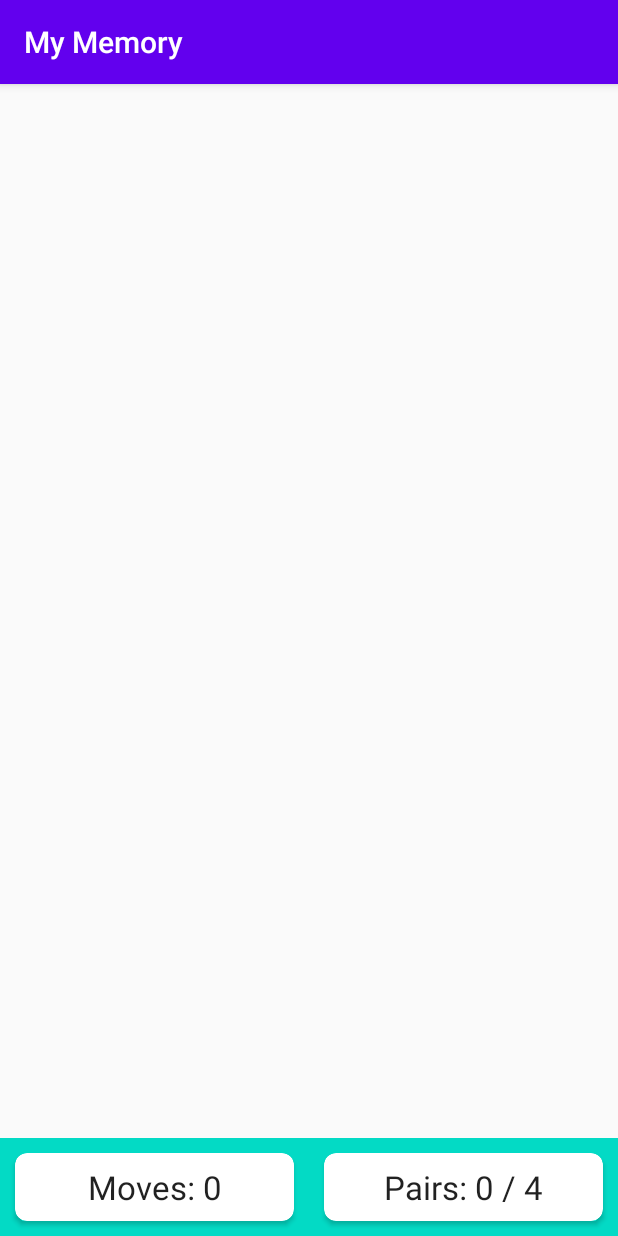
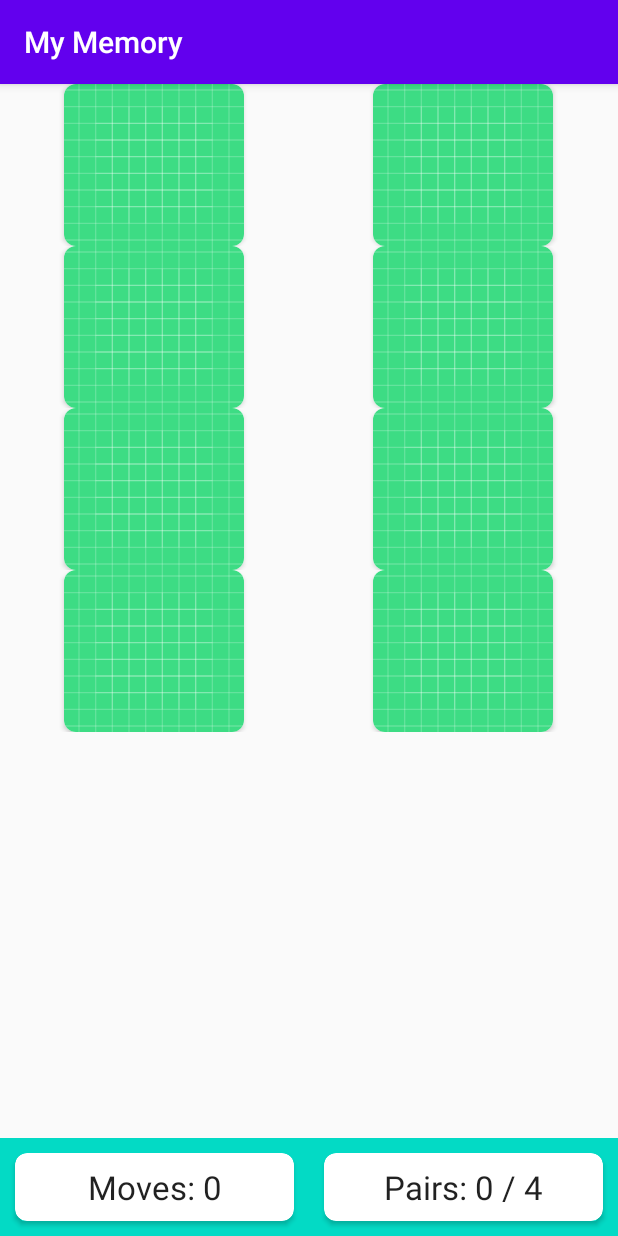
Before and after one commit to stephaniebernhard/memory, an Android app: the screen it shows after launch (MainActivity), on a phone screen of 412 x 824 dp. Run offline under Robolectric (Android 15) with nearby library versions, the phone set to English and light mode, and no system bars.

Commit message:
added cardView

```diff
--- a/app/src/main/java/ch/stephaniebernhard/mymemory/MainActivity.kt
+++ b/app/src/main/java/ch/stephaniebernhard/mymemory/MainActivity.kt
@@ -2,10 +2,26 @@ package ch.stephaniebernhard.mymemory
 
 import androidx.appcompat.app.AppCompatActivity
 import android.os.Bundle
+import android.widget.TextView
+import androidx.recyclerview.widget.GridLayoutManager
+import androidx.recyclerview.widget.RecyclerView
 
 class MainActivity : AppCompatActivity() {
+
+    private lateinit var rvBoard: RecyclerView
+    private lateinit var tvNumMoves: TextView
+    private lateinit var tvNumPairs: TextView
+
     override fun onCreate(savedInstanceState: Bundle?) {
         super.onCreate(savedInstanceState)
         setContentView(R.layout.activity_main)
+
+        rvBoard = findViewById(R.id.rvBoard)
+        tvNumMoves = findViewById(R.id.tvNumMoves)
+        tvNumPairs = findViewById(R.id.tvNumPairs)
+
+        rvBoard.adapter = MemoryBoardAdapter(this, 8)
+        rvBoard.setHasFixedSize(true)
+        rvBoard.layoutManager = GridLayoutManager(this, 2)
     }
 }
--- /dev/null
+++ b/app/src/main/java/ch/stephaniebernhard/mymemory/MemoryBoardAdapter.kt
@@ -0,0 +1,29 @@
+package ch.stephaniebernhard.mymemory
+
+import android.content.Context
+import android.view.LayoutInflater
+import android.view.View
+import android.view.ViewGroup
+import androidx.recyclerview.widget.RecyclerView
+
+class MemoryBoardAdapter(private val context: Context, private val numPieces: Int) :
+    RecyclerView.Adapter<MemoryBoardAdapter.ViewHolder>() {
+
+    override fun onCreateViewHolder(parent: ViewGroup, viewType: Int): ViewHolder {
+        val view = LayoutInflater.from(context).inflate(R.layout.memory_card, parent, false)
+        return ViewHolder(view)
+    }
+
+    override fun getItemCount() = numPieces
+
+    override fun onBindViewHolder(holder: ViewHolder, position: Int) {
+        holder.bind(position)
+    }
+
+    inner class ViewHolder(itemView: View) : RecyclerView.ViewHolder(itemView) {
+        fun bind(position: Int) {
+            // todo
+
+        }
+    }
+}
--- /dev/null
+++ b/app/src/main/res/layout/memory_card.xml
@@ -0,0 +1,23 @@
+<?xml version="1.0" encoding="utf-8"?>
+<LinearLayout xmlns:android="http://schemas.android.com/apk/res/android"
+    xmlns:app="http://schemas.android.com/apk/res-auto"
+    android:layout_width="match_parent"
+    android:layout_height="wrap_content"
+    android:gravity="center"
+    android:orientation="vertical">
+
+    <androidx.cardview.widget.CardView
+        android:id="@+id/cardView"
+        android:layout_width="120dp"
+        android:layout_height="match_parent"
+        app:cardCornerRadius="8dp">
+
+        <ImageButton
+            android:id="@+id/imageButton"
+            android:layout_width="match_parent"
+            android:layout_height="match_parent"
+            android:background="@color/cardview_light_background"
+            android:scaleType="centerCrop"
+            app:srcCompat="@drawable/ic_launcher_background" />
+    </androidx.cardview.widget.CardView>
+</LinearLayout>
```
